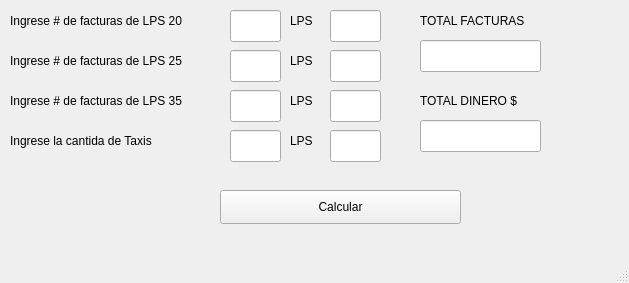
Old version of the form factcalc.ui in the repository rony728/factcalc.
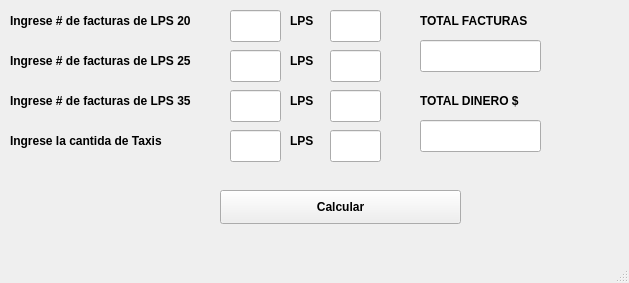
New version of the form.

```diff
--- a/factcalc.ui
+++ b/factcalc.ui
@@ -10,6 +10,12 @@
     <height>283</height>
    </rect>
   </property>
+  <property name="font">
+   <font>
+    <weight>75</weight>
+    <bold>true</bold>
+   </font>
+  </property>
   <property name="windowTitle">
    <string>MainWindow</string>
   </property>
@@ -23,6 +29,12 @@
       <height>21</height>
      </rect>
     </property>
+    <property name="font">
+     <font>
+      <weight>75</weight>
+      <bold>true</bold>
+     </font>
+    </property>
     <property name="mouseTracking">
      <bool>false</bool>
     </property>
@@ -48,6 +60,12 @@
       <height>21</height>
      </rect>
     </property>
+    <property name="font">
+     <font>
+      <weight>75</weight>
+      <bold>true</bold>
+     </font>
+    </property>
     <property name="mouseTracking">
      <bool>false</bool>
     </property>
@@ -73,6 +91,12 @@
       <height>21</height>
      </rect>
     </property>
+    <property name="font">
+     <font>
+      <weight>75</weight>
+      <bold>true</bold>
+     </font>
+    </property>
     <property name="mouseTracking">
      <bool>false</bool>
     </property>
@@ -98,6 +122,12 @@
       <height>21</height>
      </rect>
     </property>
+    <property name="font">
+     <font>
+      <weight>75</weight>
+      <bold>true</bold>
+     </font>
+    </property>
     <property name="mouseTracking">
      <bool>false</bool>
     </property>
@@ -123,6 +153,12 @@
       <height>21</height>
      </rect>
     </property>
+    <property name="font">
+     <font>
+      <weight>75</weight>
+      <bold>true</bold>
+     </font>
+    </property>
     <property name="mouseTracking">
      <bool>false</bool>
     </property>
@@ -148,6 +184,12 @@
       <height>21</height>
      </rect>
     </property>
+    <property name="font">
+     <font>
+      <weight>75</weight>
+      <bold>true</bold>
+     </font>
+    </property>
     <property name="mouseTracking">
      <bool>false</bool>
     </property>
@@ -173,6 +215,13 @@
       <height>34</height>
      </rect>
     </property>
+    <property name="font">
+     <font>
+      <weight>75</weight>
+      <bold>true</bold>
+      <underline>false</underline>
+     </font>
+    </property>
     <property name="text">
      <string>Calcular</string>
     </property>
@@ -246,6 +295,12 @@
       <height>21</height>
      </rect>
     </property>
+    <property name="font">
+     <font>
+      <weight>75</weight>
+      <bold>true</bold>
+     </font>
+    </property>
     <property name="mouseTracking">
      <bool>false</bool>
     </property>
@@ -271,6 +326,12 @@
       <height>21</height>
      </rect>
     </property>
+    <property name="font">
+     <font>
+      <weight>75</weight>
+      <bold>true</bold>
+     </font>
+    </property>
     <property name="mouseTracking">
      <bool>false</bool>
     </property>
@@ -296,6 +357,12 @@
       <height>21</height>
      </rect>
     </property>
+    <property name="font">
+     <font>
+      <weight>75</weight>
+      <bold>true</bold>
+     </font>
+    </property>
     <property name="mouseTracking">
      <bool>false</bool>
     </property>
@@ -313,6 +380,9 @@
     </property>
    </widget>
    <widget class="QLabel" name="label_10">
+    <property name="enabled">
+     <bool>true</bool>
+    </property>
     <property name="geometry">
      <rect>
       <x>290</x>
@@ -321,6 +391,12 @@
       <height>21</height>
      </rect>
     </property>
+    <property name="font">
+     <font>
+      <weight>75</weight>
+      <bold>true</bold>
+     </font>
+    </property>
     <property name="mouseTracking">
      <bool>false</bool>
     </property>
```
Left out of the diff: 2 changed lines with no effect on the pictures.
